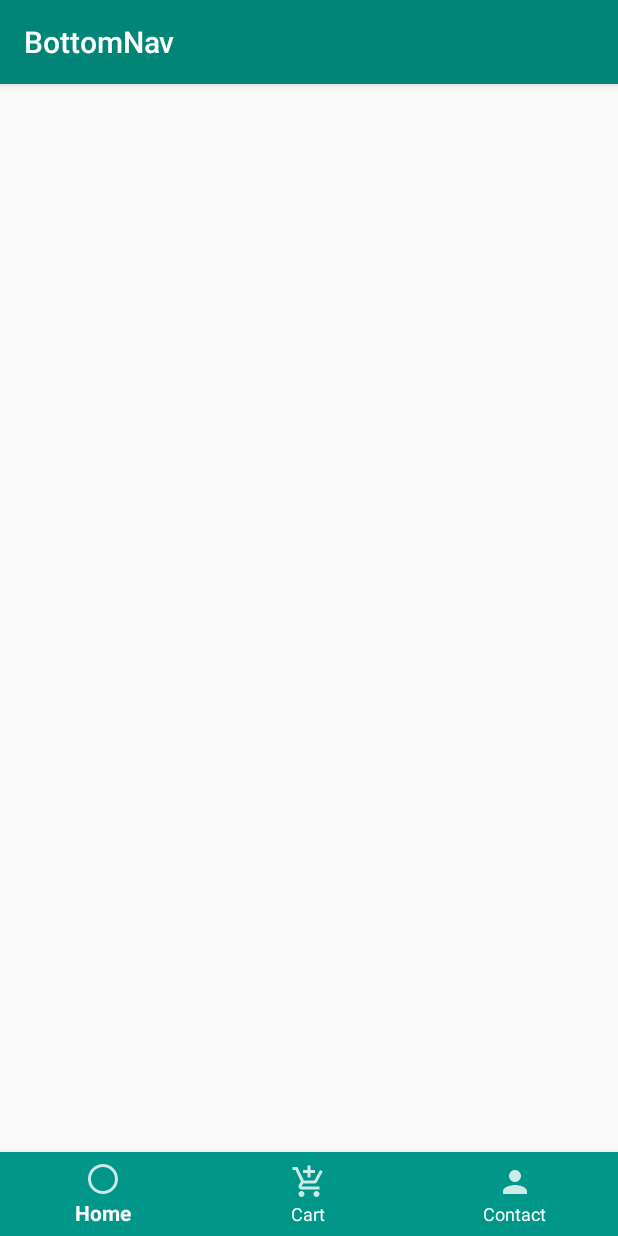
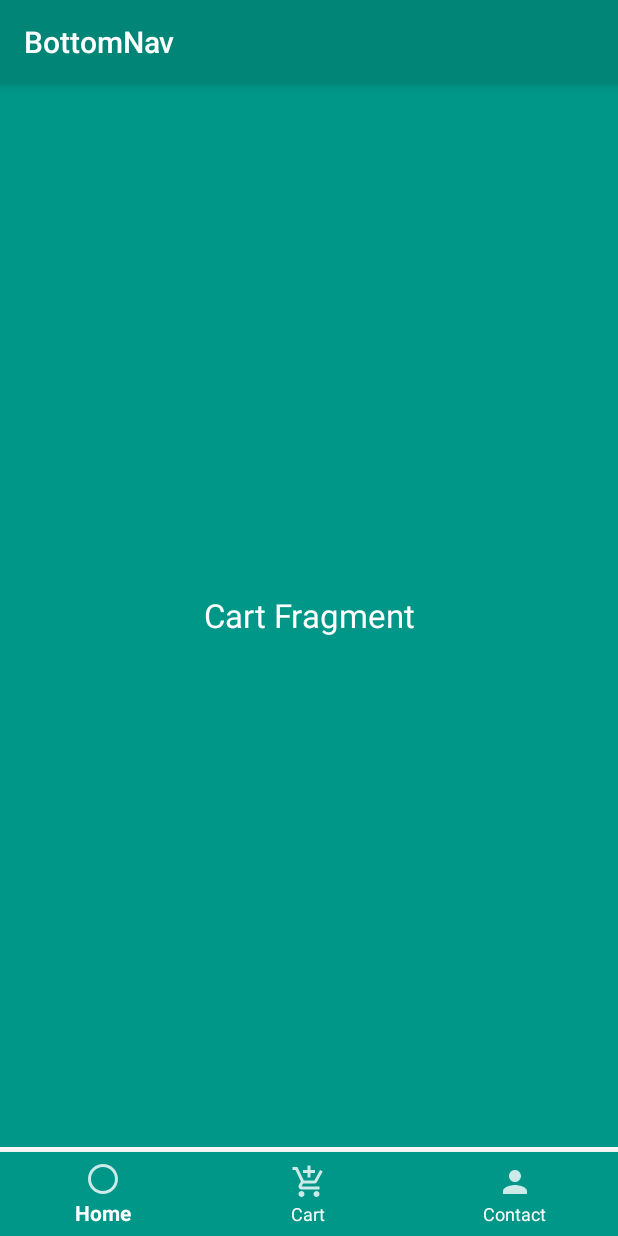
Before and after one commit to jonyszone/BottomNav, an Android app: the screen it shows after launch (MainActivity), item 2 of the bottom bar chosen, on a phone screen of 412 x 824 dp. Run offline under Robolectric (Android 15) with nearby library versions, the phone set to English and light mode, and no system bars.

Commit message:
fragment updated commit

```diff
--- a/app/src/main/java/shafi/example/bottomnav/MainActivity.java
+++ b/app/src/main/java/shafi/example/bottomnav/MainActivity.java
@@ -2,6 +2,8 @@ package shafi.example.bottomnav;
 
 import androidx.annotation.NonNull;
 import androidx.appcompat.app.AppCompatActivity;
+import androidx.fragment.app.Fragment;
+import androidx.fragment.app.FragmentTransaction;
 
 import android.os.Bundle;
 import android.view.MenuItem;
@@ -11,13 +13,21 @@ import com.google.android.material.bottomnavigation.BottomNavigationView;
 public class MainActivity extends AppCompatActivity {
 
     private BottomNavigationView bottomNavigationView;
-
+    private HomeFragment homeFragment;
+    private CartFragment cartFragment;
+    private ContactFragment contactFragment;
     @Override
     protected void onCreate(Bundle savedInstanceState) {
         super.onCreate(savedInstanceState);
         setContentView(R.layout.activity_main);
 
         bottomNavigationView = findViewById(R.id.bottombar);
+
+        homeFragment = new HomeFragment();
+        cartFragment = new CartFragment();
+        contactFragment = new ContactFragment();
+
+        setourFragment(homeFragment);
 
         bottomNavigationView.setOnNavigationItemSelectedListener(new BottomNavigationView.OnNavigationItemSelectedListener() {
             @Override
@@ -26,14 +36,17 @@ public class MainActivity extends AppCompatActivity {
                 switch(menuItem.getItemId()){
                     case R.id.home:
                         bottomNavigationView.setItemBackgroundResource(R.color.home);
+                        setourFragment(homeFragment);
                         break;
 
                     case R.id.cart:
                         bottomNavigationView.setItemBackgroundResource(R.color.cart);
+                        setourFragment(cartFragment);
                         break;
 
                     case R.id.contact:
                         bottomNavigationView.setItemBackgroundResource(R.color.contact);
+                        setourFragment(contactFragment);
                         break;
 
                         default:
@@ -44,4 +57,10 @@ public class MainActivity extends AppCompatActivity {
             }
         });
     }
+
+    public void setourFragment(Fragment fragment){
+        FragmentTransaction fragmentTransaction = getSupportFragmentManager().beginTransaction();
+        fragmentTransaction.replace(R.id.mainframe,fragment);
+        fragmentTransaction.commit();
+    }
 }
--- a/app/src/main/res/layout/fragment_cart.xml
+++ b/app/src/main/res/layout/fragment_cart.xml
@@ -1,14 +1,20 @@
 <?xml version="1.0" encoding="utf-8"?>
-<FrameLayout xmlns:android="http://schemas.android.com/apk/res/android"
+<LinearLayout xmlns:android="http://schemas.android.com/apk/res/android"
     xmlns:tools="http://schemas.android.com/tools"
     android:layout_width="match_parent"
     android:layout_height="match_parent"
+    android:background="@color/cart"
     tools:context=".CartFragment">
 
-    <!-- TODO: Update blank fragment layout -->
-    <TextView
-        android:layout_width="match_parent"
-        android:layout_height="match_parent"
-        android:text="@string/hello_blank_fragment" />
+   <TextView
+       android:layout_width="match_parent"
+       android:layout_height="wrap_content"
+       android:text="Cart Fragment"
+       android:textColor="@color/white"
+       android:layout_gravity="center"
+       android:textAlignment="center"
+       android:textAppearance="?android:textAppearanceLarge"
+       >
+   </TextView>
 
-</FrameLayout>
+</LinearLayout>
--- a/app/src/main/res/layout/fragment_home.xml
+++ b/app/src/main/res/layout/fragment_home.xml
@@ -3,6 +3,7 @@
     xmlns:tools="http://schemas.android.com/tools"
     android:layout_width="match_parent"
     android:layout_height="match_parent"
+    android:background="@color/home"
     tools:context=".HomeFragment">
 
     <TextView
```
Also changed, not shown: app/src/main/res/layout/fragment_contact.xml (+13 -5 lines).
